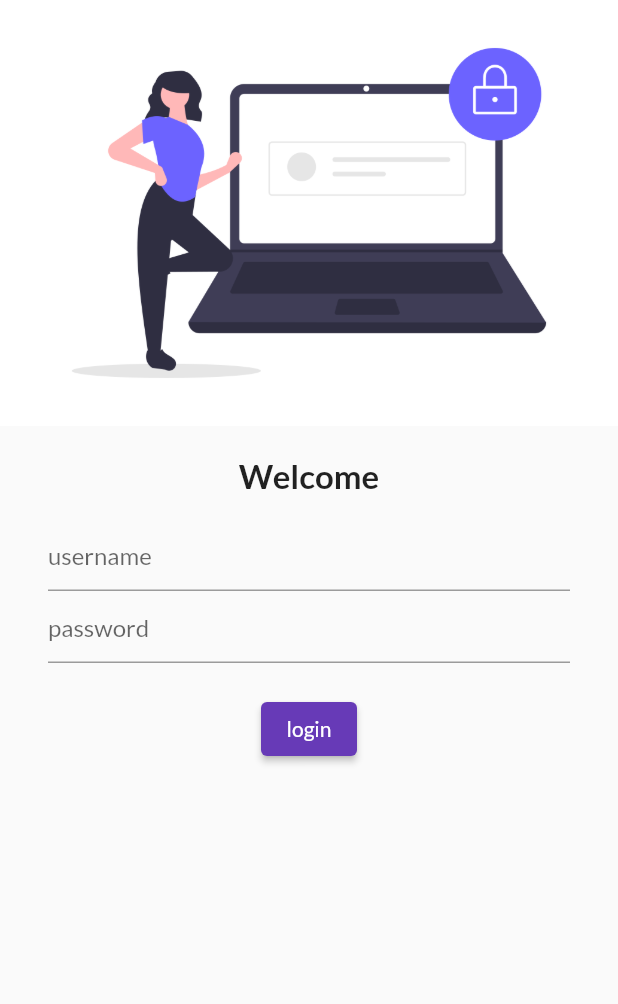
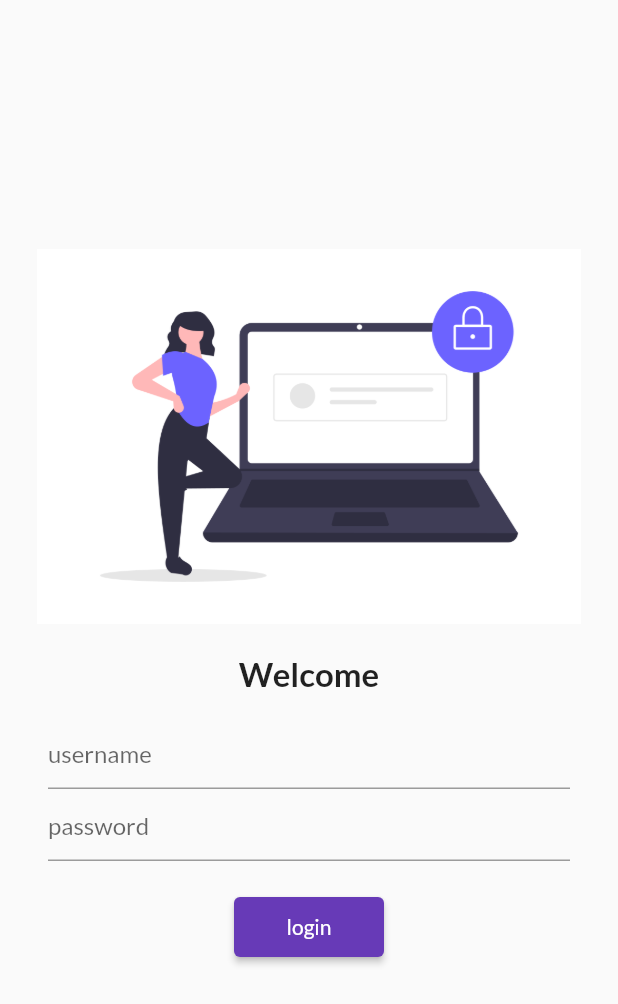
Before and after one commit to ApekshaJadhav17/30daysOfFlutter, a Flutter app: the screen it shows after launch, on a phone screen of 412 x 824 dp. Shown: the top 1004 px of the screen. Run offline on Flutter 3.47's test engine with Material 2 defaults, Android fonts, the phone set to English and light mode, and no system bars; our stand-ins replace google_fonts.

Commit message:
day5 done

```diff
--- a/lib/main.dart
+++ b/lib/main.dart
@@ -1,6 +1,7 @@
 import 'package:flutter/material.dart';
 import 'package:flutter_catalog/pages/home_pg.dart';
 import 'package:flutter_catalog/pages/login_pg.dart';
+import 'package:flutter_catalog/utils/routes.dart';
 
 import 'package:google_fonts/google_fonts.dart';
 
@@ -20,8 +21,8 @@ class MyApp extends StatelessWidget {
           fontFamily: GoogleFonts.lato().fontFamily),
       routes: {
         "/": (context) => LoginPg(),
-        "/login": (context) => LoginPg(),
-        "/home": (context) => HomePg(),
+        MyRoutes.loginRoute: (context) => LoginPg(),
+        MyRoutes.homeRoute: (context) => HomePg(),
       },
     );
   }
--- a/lib/pages/login_pg.dart
+++ b/lib/pages/login_pg.dart
@@ -1,6 +1,7 @@
 import 'dart:ui';
 
 import 'package:flutter/material.dart';
+import 'package:flutter_catalog/utils/routes.dart';
 
 class LoginPg extends StatelessWidget {
   const LoginPg({Key? key}) : super(key: key);
@@ -9,11 +10,13 @@ class LoginPg extends StatelessWidget {
   Widget build(BuildContext context) {
     return Material(
       child: Center(
+        child: SingleChildScrollView(
           child: Column(
             children: [
               Image.asset(
                 "assets/images/login_image.png",
                 fit: BoxFit.cover,
+                height: 250,
               ),
               const SizedBox(
                 height: 20,
@@ -23,8 +26,8 @@ class LoginPg extends StatelessWidget {
                 style: TextStyle(fontSize: 22, fontWeight: FontWeight.bold),
               ),
               Padding(
-              padding:
-                  const EdgeInsets.symmetric(vertical: 16.0, horizontal: 32.0),
+                padding: const EdgeInsets.symmetric(
+                    vertical: 16.0, horizontal: 32.0),
                 child: Column(
                   children: [
                     TextFormField(
@@ -39,10 +42,10 @@ class LoginPg extends StatelessWidget {
                     ),
                     ElevatedButton(
                       onPressed: () {
-                      print("hie");
+                        Navigator.pushNamed(context, MyRoutes.homeRoute);
                       },
                       child: Text("login"),
-                    style: TextButton.styleFrom(),
+                      style: TextButton.styleFrom(minimumSize: Size(100, 40)),
                     ),
                   ],
                 ),
@@ -50,6 +53,7 @@ class LoginPg extends StatelessWidget {
             ],
           ),
         ),
+      ),
     );
   }
 }
--- /dev/null
+++ b/lib/utils/routes.dart
@@ -0,0 +1,4 @@
+class MyRoutes {
+  static String loginRoute = "/login";
+  static String homeRoute = "/login";
+}
```
Lines whose indentation alone changed are shown as unchanged.
